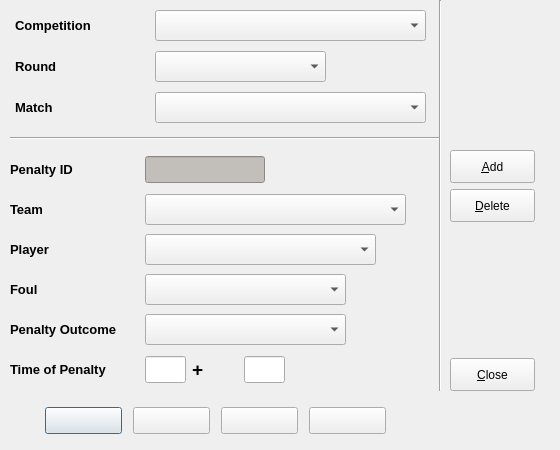
This is code/pyqt/gui/penalty_entry.ui in soccermetrics/marcotti-desktop as Qt 5 draws it before an edit. The edited form follows.
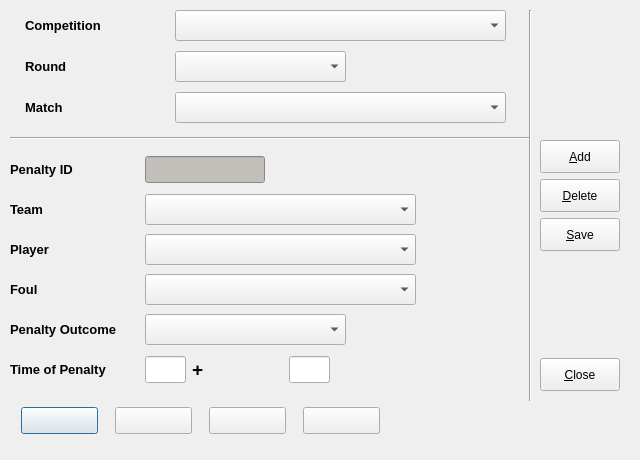
This is the edited form. Icons and pictures are not drawn.

Commit message: Added Save button to UIs, rebuilt autocoded Python files (#13)

```diff
--- a/code/pyqt/gui/penalty_entry.ui
+++ b/code/pyqt/gui/penalty_entry.ui
@@ -6,20 +6,20 @@
    <rect>
     <x>0</x>
     <y>0</y>
-    <width>560</width>
-    <height>450</height>
+    <width>640</width>
+    <height>460</height>
    </rect>
   </property>
   <property name="minimumSize">
    <size>
-    <width>560</width>
-    <height>450</height>
+    <width>640</width>
+    <height>460</height>
    </size>
   </property>
   <property name="maximumSize">
    <size>
-    <width>560</width>
-    <height>450</height>
+    <width>640</width>
+    <height>460</height>
    </size>
   </property>
   <property name="windowTitle">
@@ -30,7 +30,7 @@
     <rect>
      <x>10</x>
      <y>151</y>
-     <width>421</width>
+     <width>511</width>
      <height>241</height>
     </rect>
    </property>
@@ -98,13 +98,13 @@
      <widget class="QComboBox" name="teamSelect">
       <property name="minimumSize">
        <size>
-        <width>261</width>
+        <width>271</width>
         <height>31</height>
        </size>
       </property>
       <property name="maximumSize">
        <size>
-        <width>261</width>
+        <width>271</width>
         <height>31</height>
        </size>
       </property>
@@ -140,13 +140,13 @@
      <widget class="QComboBox" name="playerSelect">
       <property name="minimumSize">
        <size>
-        <width>231</width>
+        <width>271</width>
         <height>31</height>
        </size>
       </property>
       <property name="maximumSize">
        <size>
-        <width>231</width>
+        <width>271</width>
         <height>31</height>
        </size>
       </property>
@@ -182,13 +182,13 @@
      <widget class="QComboBox" name="foulSelect">
       <property name="minimumSize">
        <size>
-        <width>201</width>
+        <width>271</width>
         <height>31</height>
        </size>
       </property>
       <property name="maximumSize">
        <size>
-        <width>201</width>
+        <width>271</width>
         <height>31</height>
        </size>
       </property>
@@ -345,9 +345,9 @@
   <widget class="QWidget" name="layoutWidget_3">
    <property name="geometry">
     <rect>
-     <x>40</x>
+     <x>10</x>
      <y>400</y>
-     <width>351</width>
+     <width>381</width>
      <height>41</height>
     </rect>
    </property>
@@ -463,7 +463,7 @@
     <rect>
      <x>10</x>
      <y>6</y>
-     <width>421</width>
+     <width>511</width>
      <height>121</height>
     </rect>
    </property>
@@ -495,13 +495,13 @@
      <widget class="QComboBox" name="compSelect">
       <property name="minimumSize">
        <size>
-        <width>271</width>
+        <width>331</width>
         <height>31</height>
        </size>
       </property>
       <property name="maximumSize">
        <size>
-        <width>271</width>
+        <width>331</width>
         <height>31</height>
        </size>
       </property>
@@ -573,13 +573,13 @@
      <widget class="QComboBox" name="matchSelect">
       <property name="minimumSize">
        <size>
-        <width>271</width>
+        <width>331</width>
         <height>31</height>
        </size>
       </property>
       <property name="maximumSize">
        <size>
-        <width>271</width>
+        <width>331</width>
         <height>31</height>
        </size>
       </property>
@@ -592,7 +592,7 @@
     <rect>
      <x>10</x>
      <y>130</y>
-     <width>431</width>
+     <width>521</width>
      <height>16</height>
     </rect>
    </property>
@@ -603,8 +603,8 @@
   <widget class="Line" name="line_2">
    <property name="geometry">
     <rect>
-     <x>430</x>
-     <y>0</y>
+     <x>520</x>
+     <y>10</y>
      <width>20</width>
      <height>391</height>
     </rect>
@@ -616,10 +616,10 @@
   <widget class="QWidget" name="layoutWidget">
    <property name="geometry">
     <rect>
-     <x>450</x>
-     <y>150</y>
-     <width>101</width>
-     <height>241</height>
+     <x>540</x>
+     <y>140</y>
+     <width>91</width>
+     <height>251</height>
     </rect>
    </property>
    <layout class="QVBoxLayout" name="verticalLayout">
@@ -627,13 +627,13 @@
      <widget class="QPushButton" name="addEntry">
       <property name="minimumSize">
        <size>
-        <width>85</width>
+        <width>80</width>
         <height>33</height>
        </size>
       </property>
       <property name="maximumSize">
        <size>
-        <width>85</width>
+        <width>80</width>
         <height>33</height>
        </size>
       </property>
@@ -653,13 +653,13 @@
      <widget class="QPushButton" name="deleteEntry">
       <property name="minimumSize">
        <size>
-        <width>85</width>
+        <width>80</width>
         <height>33</height>
        </size>
       </property>
       <property name="maximumSize">
        <size>
-        <width>85</width>
+        <width>80</width>
         <height>33</height>
        </size>
       </property>
@@ -675,6 +675,32 @@
       </property>
      </widget>
     </item>
+    <item>
+     <widget class="QPushButton" name="saveEntry">
+      <property name="minimumSize">
+       <size>
+        <width>80</width>
+        <height>33</height>
+       </size>
+      </property>
+      <property name="maximumSize">
+       <size>
+        <width>80</width>
+        <height>33</height>
+       </size>
+      </property>
+      <property name="toolTip">
+       <string>Delete Entry</string>
+      </property>
+      <property name="text">
+       <string>&amp;Save</string>
+      </property>
+      <property name="icon">
+       <iconset resource="fmrd_resources.qrc">
+        <normaloff>:/images/save.png</normaloff>:/images/save.png</iconset>
+      </property>
+     </widget>
+    </item>
     <item>
      <spacer name="verticalSpacer_2">
       <property name="orientation">
@@ -692,13 +718,13 @@
      <widget class="QPushButton" name="closeButton">
       <property name="minimumSize">
        <size>
-        <width>85</width>
+        <width>80</width>
         <height>33</height>
        </size>
       </property>
       <property name="maximumSize">
        <size>
-        <width>85</width>
+        <width>80</width>
         <height>33</height>
        </size>
       </property>
```
The commit also changes 52 other files.
